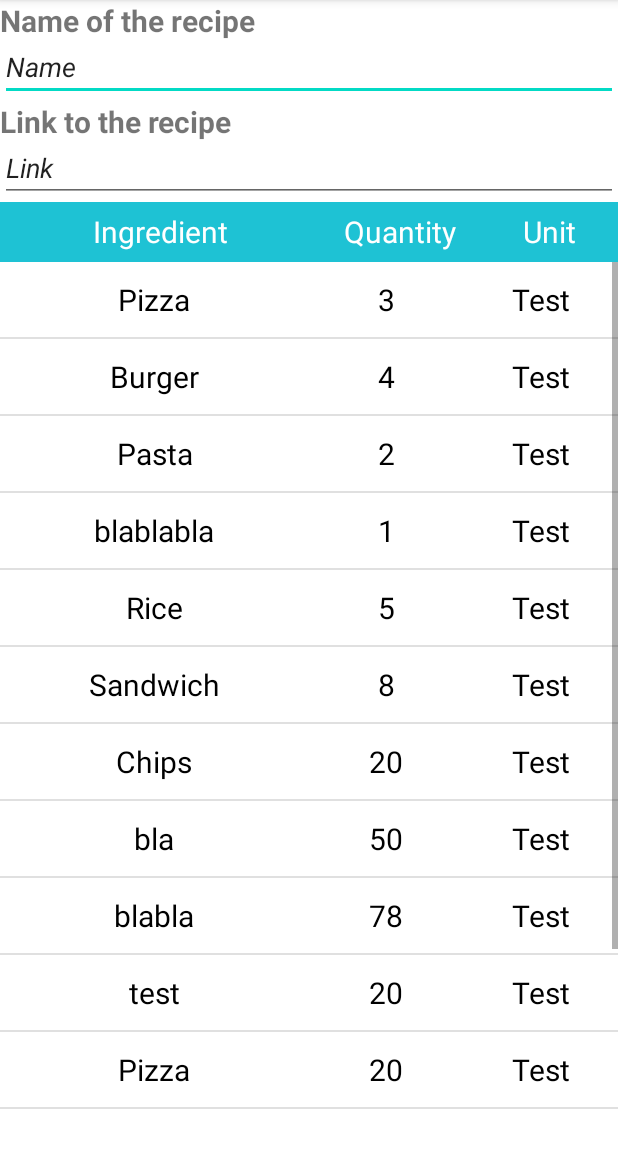
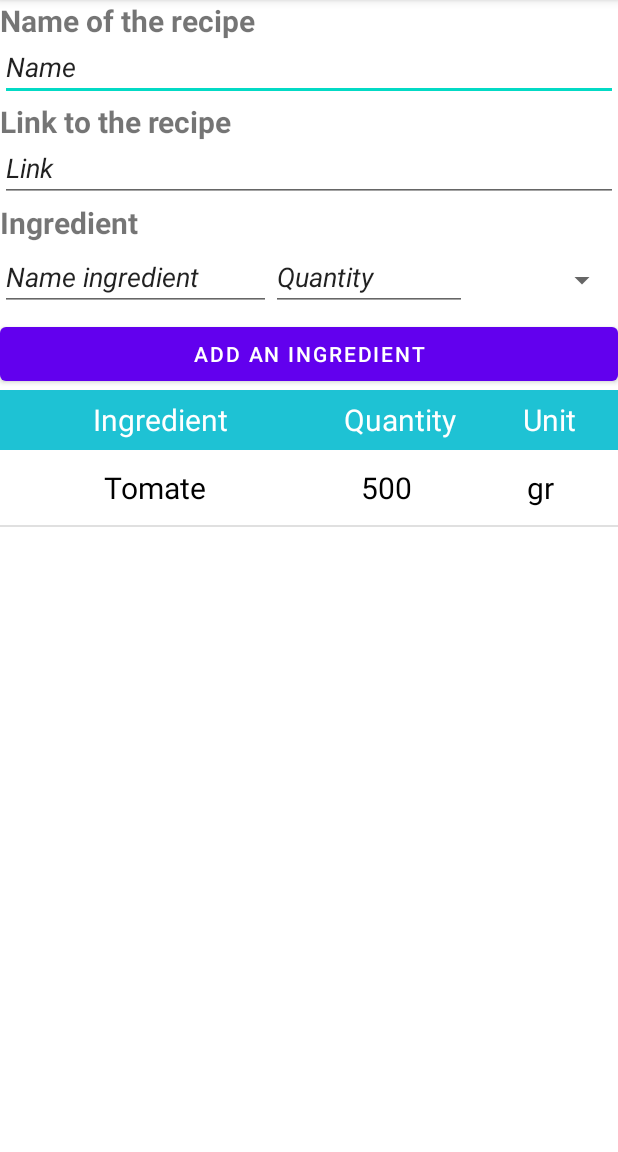
Before and after one commit to dalmagathe/RecipeFoodsList, an Android app: the AddRecipe screen opened directly, with no data from a screen before it, on a phone screen of 412 x 824 dp, the part 84-1236 px from its top. Run offline under Robolectric (Android 15) with nearby library versions, the phone set to English and light mode, and no system bars.

Commit message:
Adding ingredients in the list.

```diff
--- a/app/src/main/java/com/example/recipefoodslist/AddRecipe.java
+++ b/app/src/main/java/com/example/recipefoodslist/AddRecipe.java
@@ -3,44 +3,66 @@ package com.example.recipefoodslist;
 import androidx.appcompat.app.AppCompatActivity;
 
 import android.os.Bundle;
+import android.text.TextPaint;
+import android.view.View;
+import android.widget.Button;
+import android.widget.EditText;
 import android.widget.ListView;
+import android.widget.TextView;
 
 import java.util.ArrayList;
 
 public class AddRecipe extends AppCompatActivity {
 
-    private String[] Ingredient = new String[]{"Pizza", "Burger", "Pasta", "blablabla", "Rice","Sandwich","Chips","bla", "blabla", "test", "Pizza", "Burger", "Pasta", "blablabla"};
-    private int[] Qty = new int[]{3, 4, 2, 1, 5,8,20,50,78,20,20,50,78,20};
-    private String[] Unit = new String[]{"Test", "Test", "Test", "Test", "Test", "Test", "Test", "Test", "Test", "Test", "Test", "Test", "Test", "Test"};
-    private ArrayList<Ingredient> ingredientArrayList;
-    private ListView listView;
+    private String[] Ingredient = new String[]{"Tomate", ""};
+    private int[] Qty = new int[]{500, 0};
+    private String[] Unit = new String[]{"gr", ""};
+    private ArrayList<Ingredient> ingredientArrayList = new ArrayList<Ingredient>(); //arrayList
+    private ListView listView; //lv
+    private IngredientAdapter ingredientAdapter;
+    private int ingredientNB = 0;
+
+    EditText et;
+    Button bt;
 
     @Override
     protected void onCreate(Bundle savedInstanceState) {
         super.onCreate(savedInstanceState);
         setContentView(R.layout.activity_add_recipe);
 
+        et = (EditText) findViewById(R.id.ingredientName);
+        bt = (Button) findViewById(R.id.addIngredientBtn);
         listView = findViewById(R.id.listView);
 
-        ingredientArrayList = populateList();
+        //arrayList
+        populateList(ingredientArrayList);
+        //adapter
+        ingredientAdapter = new IngredientAdapter(AddRecipe.this,ingredientArrayList);
+        listView.setAdapter(ingredientAdapter);
 
-        IngredientAdapter ingredientAdapter = new IngredientAdapter(this,ingredientArrayList);
-        listView.setAdapter(ingredientAdapter);
+        onBtnClick();
 
     }
 
-    private ArrayList<Ingredient> populateList(){
+    public void onBtnClick(){
+        ++ingredientNB;
+        bt.setOnClickListener(new View.OnClickListener() {
+            @Override
+            public void onClick(View view) {
+                Ingredient[1] = et.getText().toString();
+                Qty[1] = 3;
+                Unit[1] = "l";
+                populateList(ingredientArrayList);
+                ingredientAdapter.notifyDataSetChanged();
+            }
+        });
+    }
 
-        ArrayList<Ingredient> list = new ArrayList<>();
-
-        for(int i = 0; i < 14; i++){
-            Ingredient ingredientModel = new Ingredient();
-            ingredientModel.setIngredient(Ingredient[i]);
-            ingredientModel.setQty(Qty[i]);
-            ingredientModel.setUnit(Unit[i]);
-            list.add(ingredientModel);
-        }
-
-        return list;
+    private void populateList(ArrayList<Ingredient> ingredientArrayList){
+        Ingredient ingredientModel = new Ingredient();
+        ingredientModel.setIngredient(Ingredient[ingredientNB]);
+        ingredientModel.setQty(Qty[ingredientNB]);
+        ingredientModel.setUnit(Unit[ingredientNB]);
+        ingredientArrayList.add(ingredientModel);
     }
 }
--- a/app/src/main/res/layout/activity_add_recipe.xml
+++ b/app/src/main/res/layout/activity_add_recipe.xml
@@ -40,6 +40,52 @@
         android:inputType="textPersonName"
         android:text="Link"
         android:textStyle="italic" />
+
+    <TextView
+        android:id="@+id/textView4"
+        android:layout_width="match_parent"
+        android:layout_height="wrap_content"
+        android:text="Ingredient"
+        android:textSize="20sp"
+        android:textStyle="bold" />
+
+    <LinearLayout
+        android:layout_width="match_parent"
+        android:layout_height="50dp"
+        android:orientation="horizontal">
+
+        <EditText
+            android:id="@+id/ingredientName"
+            android:layout_width="200dp"
+            android:layout_height="wrap_content"
+            android:layout_weight="1"
+            android:ems="10"
+            android:inputType="textPersonName"
+            android:text="Name ingredient"
+            android:textStyle="italic" />
+
+        <EditText
+            android:id="@+id/editTextTextPersonName5"
+            android:layout_width="150dp"
+            android:layout_height="wrap_content"
+            android:layout_weight="1"
+            android:ems="10"
+            android:inputType="textPersonName"
+            android:text="Quantity"
+            android:textStyle="italic" />
+
+        <Spinner
+            android:id="@+id/spinner"
+            android:layout_width="120dp"
+            android:layout_height="match_parent"
+            android:layout_weight="1" />
+    </LinearLayout>
+
+    <Button
+        android:id="@+id/addIngredientBtn"
+        android:layout_width="match_parent"
+        android:layout_height="wrap_content"
+        android:text="Add an ingredient" />
 
     <LinearLayout
         android:layout_width="match_parent"
```
